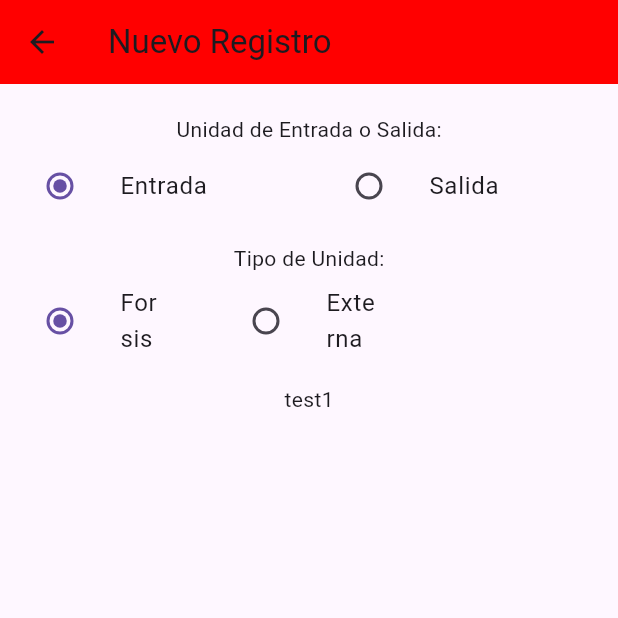
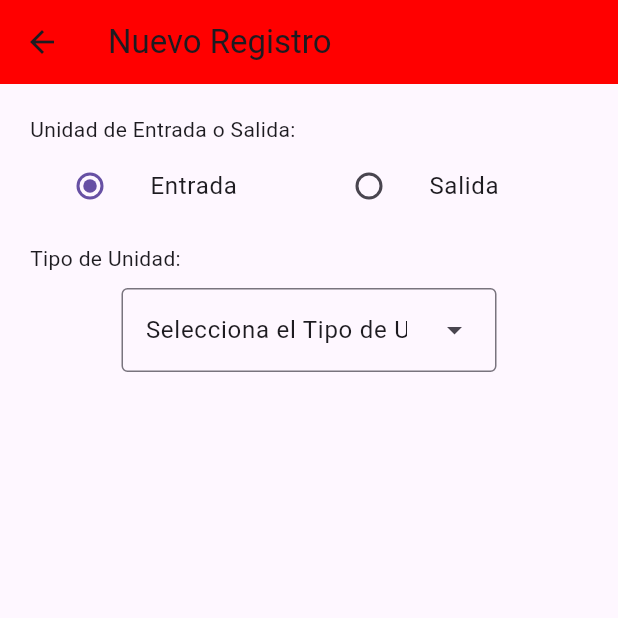
Before and after one commit to kamikaze07/entradas_y_salidas, a Flutter app: the NewRecord screen opened directly, on a phone screen of 412 x 824 dp, the top half of it. Run offline on Flutter 3.47's test engine with Material 3 defaults, Android fonts, the phone set to English and light mode, and no system bars; our stand-ins replace flutter_svg, font_awesome_flutter; missing offline and left inert: radio_group_v2.

Commit message:
Working on New Record

```diff
--- a/lib/pages/dashboard.dart
+++ b/lib/pages/dashboard.dart
@@ -36,7 +36,7 @@ class _Body extends StatelessWidget {
             children: [
               const SizedBox(height: 50),
               Padding(
-                padding: const EdgeInsets.symmetric(horizontal: 70.0),
+                padding: const EdgeInsets.symmetric(horizontal: 50.0),
                 child: CupertinoButton.filled(
                   onPressed: () {
                     Navigator.push(
--- a/lib/pages/new_record.dart
+++ b/lib/pages/new_record.dart
@@ -3,6 +3,7 @@ import 'package:flutter/material.dart';
 import 'package:forsis/theme/theme.dart';
 import 'package:provider/provider.dart';
 import 'package:radio_group_v2/radio_group_v2.dart';
+import 'package:forsis/components/formTractoInterno.dart';
 
 class NewRecord extends StatelessWidget {
   const NewRecord({super.key});
@@ -16,6 +17,7 @@ class NewRecord extends StatelessWidget {
         backgroundColor: appTheme.colorScheme.secondary,
         title: const Text('Nuevo Registro'),
       ),
+      resizeToAvoidBottomInset: false,
       body: _Body(),
     );
   }
@@ -24,8 +26,8 @@ class NewRecord extends StatelessWidget {
 class _Body extends StatelessWidget {
   @override
   Widget build(BuildContext context) {
-    return const Scaffold(
-      body: SafeArea(
+    return Scaffold(
+      /*body: SafeArea(
         child: Center(
           child: Column(
             children: [
@@ -34,11 +36,24 @@ class _Body extends StatelessWidget {
               RadioEntradaSalida(),
               SizedBox(height: 10),
               Text("Tipo de Unidad:"),
-              RadioTipoUnidad(),
               SizedBox(height: 10),
-              UnidadForsis(),
+              DropdownTipoUnidad(),
             ],
           ),
+        ),
+      ),*/
+      body: Padding(
+        padding: const EdgeInsets.symmetric(horizontal: 20.0),
+        child: ListView(
+          children: const [
+            SizedBox(height: 20),
+            Text("Unidad de Entrada o Salida:"),
+            RadioEntradaSalida(),
+            SizedBox(height: 10),
+            Text("Tipo de Unidad:"),
+            SizedBox(height: 10),
+            DropdownTipoUnidad(),
+          ],
         ),
       ),
     );
@@ -95,87 +110,117 @@ class _RadioEntradaSalidaState extends State<RadioEntradaSalida> {
   }
 }
 
-//Radios Unidades
-enum TipoUnidad { forsis, externa }
+//Select TipoUnidad
+const List<String> tipoUnidad = <String>[
+  'Selecciona el Tipo de Unidad',
+  'Forsis',
+  'Externa'
+];
 
-class RadioTipoUnidad extends StatefulWidget {
-  const RadioTipoUnidad({super.key});
+const List<String> tipoUnidadInterna = <String>[
+  'Selecciona el Tipo de Unidad',
+  'Tracto',
+  'Utilitario'
+];
+
+class DropdownTipoUnidad extends StatefulWidget {
+  const DropdownTipoUnidad({super.key});
 
   @override
-  State<RadioTipoUnidad> createState() => _RadioTipoUnidadState();
+  State<DropdownTipoUnidad> createState() => _DropdownTipoUnidadState();
 }
 
-class _RadioTipoUnidadState extends State<RadioTipoUnidad> {
-  TipoUnidad? _tipoUnidad = TipoUnidad.forsis;
+class _DropdownTipoUnidadState extends State<DropdownTipoUnidad> {
+  String dropdownValue = tipoUnidad.first;
+  String dropdownTipoUnidadInterna = tipoUnidadInterna.first;
+  bool forsisVisible = false;
+  bool externaVisible = false;
+  bool tractoInternoVisible = false;
 
   @override
   Widget build(BuildContext context) {
-    return Row(
-      children: <Widget>[
-        Expanded(
-          child: ListTile(
-            title: const Text('Forsis'),
-            leading: Radio<TipoUnidad>(
-              value: TipoUnidad.forsis,
-              groupValue: _tipoUnidad,
-              onChanged: (TipoUnidad? value) {
+    return Column(
+      children: [
+        DropdownMenu<String>(
+          width: 250,
+          initialSelection: tipoUnidad.first,
+          onSelected: (String? value) {
+            // This is called when the user selects an item.
+            setState(() {
+              dropdownValue = value!;
+              if (value != tipoUnidad.first) {
+                switch (value) {
+                  case "Forsis":
+                    setState(() {
+                      forsisVisible = true;
+                      externaVisible = false;
+                    });
+                    break;
+                  case "Externa":
+                    setState(() {
+                      forsisVisible = false;
+                      externaVisible = true;
+                    });
+                    break;
+                }
+              } else {
                 setState(() {
-                  _tipoUnidad = value;
+                  forsisVisible = false;
+                  externaVisible = false;
                 });
-                setState(() {});
-              },
+              }
+            });
+          },
+          dropdownMenuEntries:
+              tipoUnidad.map<DropdownMenuEntry<String>>((String value) {
+            return DropdownMenuEntry<String>(value: value, label: value);
+          }).toList(),
+        ),
+        const SizedBox(height: 10),
+        Visibility(
+          visible: forsisVisible,
+          //Tipo de unidad Interna de Forsis
+          child: SingleChildScrollView(
+            child: Column(
+              children: [
+                const Text("Unidad interna de Forsis"),
+                SizedBox(height: 10),
+                DropdownMenu<String>(
+                  width: 250,
+                  initialSelection: tipoUnidadInterna.first,
+                  onSelected: (String? value) {
+                    setState(() {
+                      dropdownTipoUnidadInterna = value!;
+                    });
+                    if (value == "Tracto") {
+                      setState(() {
+                        tractoInternoVisible = true;
+                      });
+                    } else {
+                      tractoInternoVisible = false;
+                    }
+                  },
+                  dropdownMenuEntries: tipoUnidadInterna
+                      .map<DropdownMenuEntry<String>>((String value) {
+                    return DropdownMenuEntry<String>(
+                        value: value, label: value);
+                  }).toList(),
+                ),
+                SizedBox(height: 10),
+                Visibility(
+                  visible: tractoInternoVisible,
+                  child: formTractoInterno(),
+                )
+              ],
             ),
           ),
         ),
-        Expanded(
-          child: ListTile(
-            title: const Text('Externa'),
-            leading: Radio<TipoUnidad>(
-              value: TipoUnidad.externa,
-              groupValue: _tipoUnidad,
-              onChanged: (TipoUnidad? value) {
-                setState(() {
-                  _tipoUnidad = value;
-                });
-              },
-            ),
-          ),
-        ),
-        Expanded(
-          child: _tipoUnidad == TipoUnidad.externa
-              ? const ListTile(
-                  title: Text('Something goes here!'),
-                )
-              : Container(),
+        Visibility(
+          visible: externaVisible,
+          //Tipo de unidad Externa a Forsis
+          child: Text("Externa"),
         ),
       ],
     );
   }
 }
-
-//scaffold unidad Forsis
-class UnidadForsis extends StatefulWidget {
-  const UnidadForsis({super.key});
-  @override
-  UnidadForsisState createState() => UnidadForsisState();
-}
-
-class UnidadForsisState extends State<UnidadForsis> {
-  bool _isVisible = true;
-  @override
-  Widget build(BuildContext context) {
-    return Column(
-      children: [
-        Visibility(
-            visible: _isVisible,
-            child: Column(
-              children: [
-                const Text("test1"),
-              ],
-            ))
-      ],
-    );
-  }
-}
-
-//scaffold unidad Externa
```
Also changed, not shown: lib/components/formTractoInterno.dart (added, +85 -0 lines).
